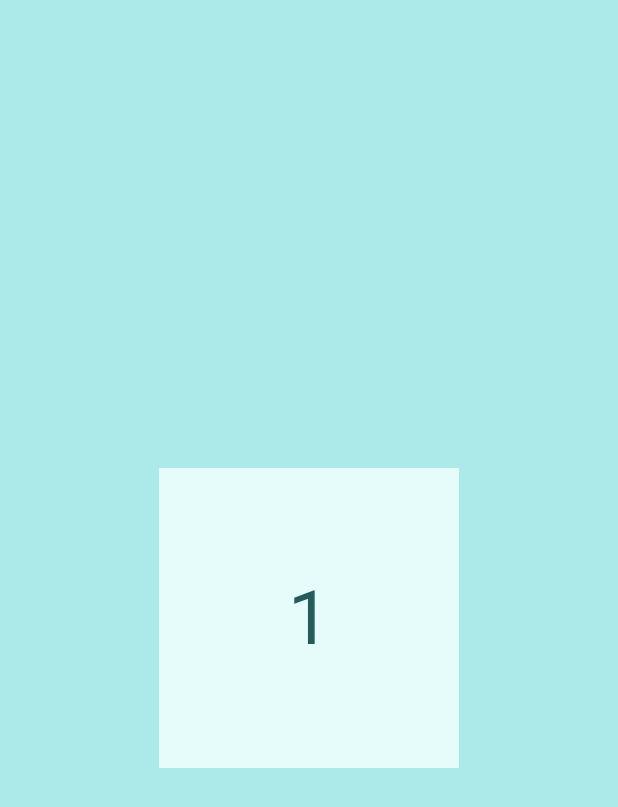
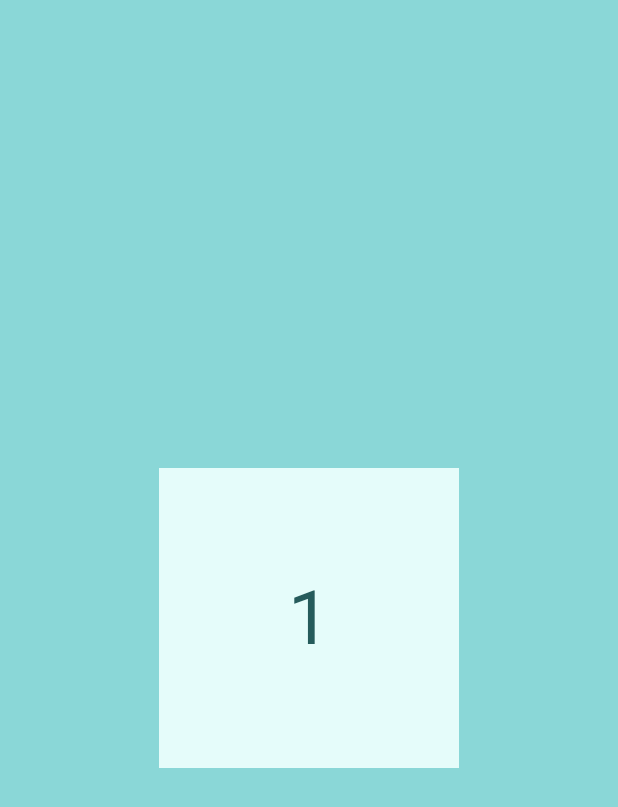
Before and after one commit to FrankNesling/x-mess, an Android app built with Jetpack Compose: the screen it shows after launch (MainActivity), on a phone screen of 412 x 824 dp. Shown: the top 807 px of the screen. Run offline under Robolectric (Android 15) with nearby library versions, the phone set to English and light mode, and no system bars.

Commit message:
background color

```diff
--- a/app/src/main/java/com/webiecom/x_mess/ui/theme/Color.kt
+++ b/app/src/main/java/com/webiecom/x_mess/ui/theme/Color.kt
@@ -2,7 +2,7 @@ package com.webiecom.x_mess.ui.theme
 
 import androidx.compose.ui.graphics.Color
 
-val backgroundColor = Color(0xFFACEAEA)
+val backgroundColor = Color(0xFF8AD7D7)
 val textColor = Color(0xFF255B5B)
 val snowWhite = Color(0xFFE5FCFA)
 val darkText = Color(0xFF031067)
```
